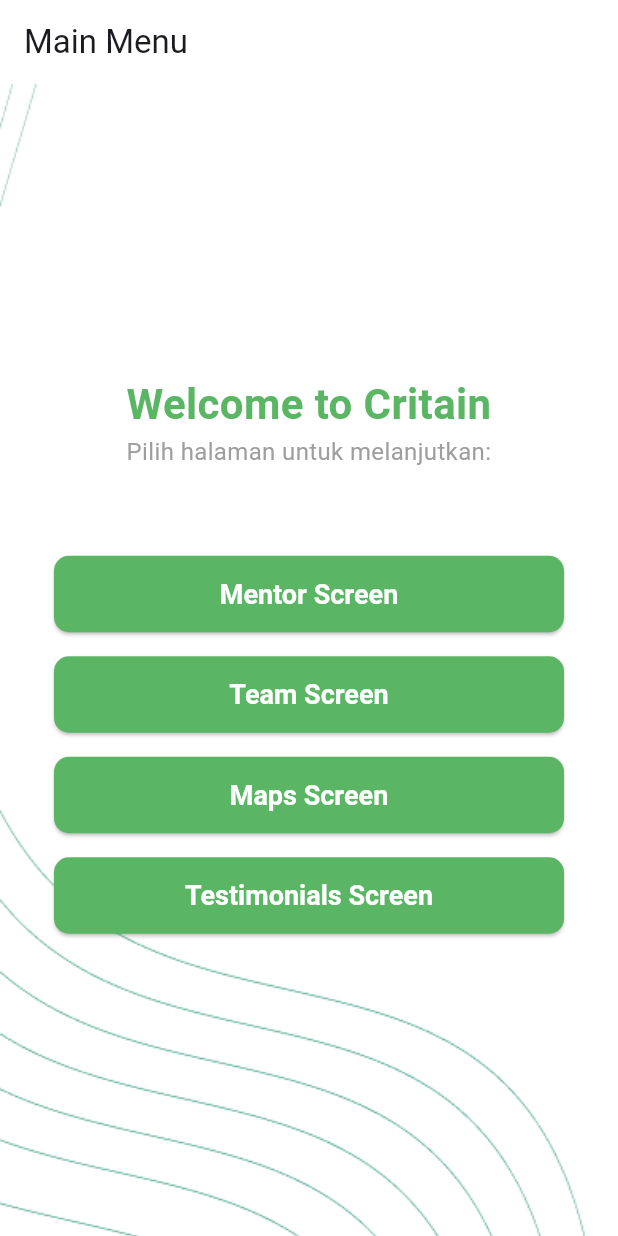
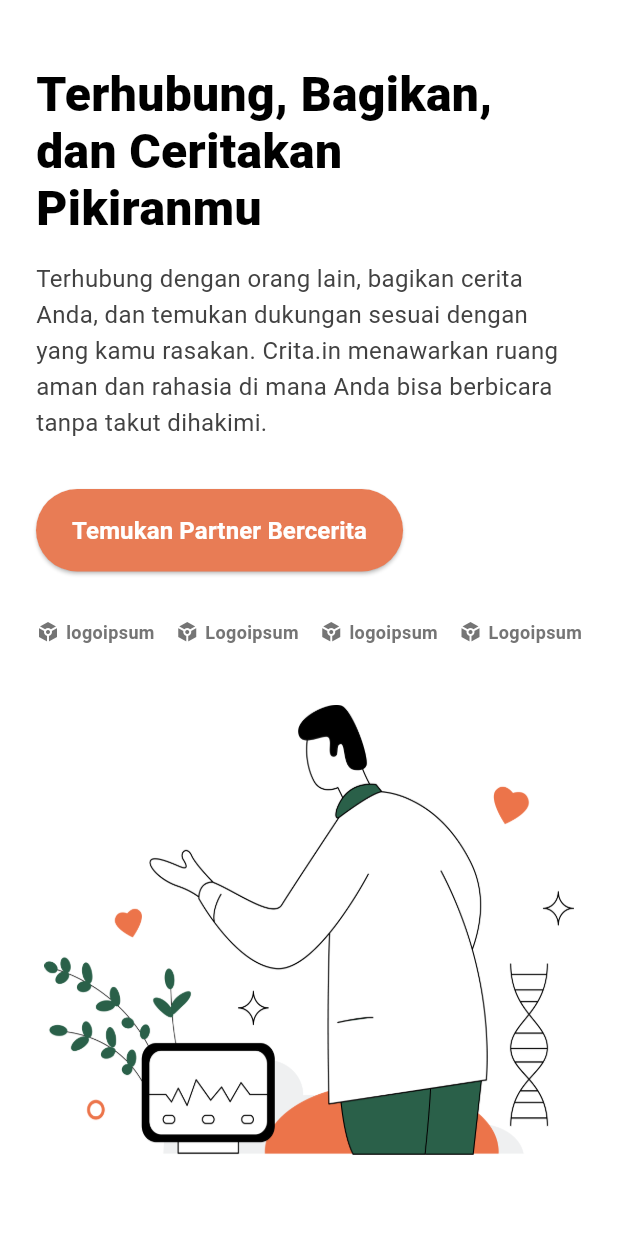
Before and after one commit to azharpratama/tekberkyunkyun-critain, a Flutter app: the screen it shows after launch, on a phone screen of 412 x 824 dp. Run offline on Flutter 3.47's test engine with Material 3 defaults, Android fonts, the light colour scheme and no system bars; our stand-ins replace flutter_dotenv, supabase_flutter; accounts and stored records are empty.

Commit message:
solve conflict 3

```diff
--- a/lib/main.dart
+++ b/lib/main.dart
@@ -1,11 +1,20 @@
 import 'package:flutter/material.dart';
 import 'package:supabase_flutter/supabase_flutter.dart';
 import 'package:flutter_dotenv/flutter_dotenv.dart';
+import 'package:flutter_web_plugins/url_strategy.dart';
 
+import 'screens/home-page.dart';
+import 'screens/perpustakaan-cerita.dart';
+import 'screens/dashboard.dart';
 import 'screens/home_screen.dart';
+import 'screens/mentor_screen.dart';
+import 'screens/team_screen.dart';
+import 'screens/maps_screen.dart';
+import 'screens/testimonials_screen.dart';
 
 void main() async {
   WidgetsFlutterBinding.ensureInitialized();
+  usePathUrlStrategy();
 
   await dotenv.load(fileName: ".env");
 
@@ -25,12 +34,23 @@
   @override
   Widget build(BuildContext context) {
     return MaterialApp(
-      title: 'Flutter Demo',
+      title: 'Ceritain',
+      debugShowCheckedModeBanner: false,
       theme: ThemeData(
         colorScheme: ColorScheme.fromSeed(seedColor: Colors.deepPurple),
         useMaterial3: true,
       ),
-      home: const HomeScreen(title: 'Main Menu'),
+      initialRoute: '/',
+      routes: {
+        '/': (context) => const HomePage(),
+        '/perpustakaan-cerita': (context) => const PerpustakaanCerita(),
+        '/dashboard': (context) => const DashboardScreen(title: 'Dashboard'),
+        '/home_screen': (context) => const HomeScreen(title: 'Home Screen'),
+        '/mentor_screen': (context) => const MentorScreen(),
+        '/team_screen': (context) => const TeamScreen(),
+        '/maps_screen': (context) => const MapsScreen(),
+        '/testimonials_screen': (context) => const TestimonialsScreen(),
+      },
     );
   }
 }
--- a/lib/screens/dashboard.dart
+++ b/lib/screens/dashboard.dart
@@ -5,8 +5,8 @@
 import 'maps_screen.dart';
 import 'testimonials_screen.dart';
 
-class HomeScreen extends StatelessWidget {
-  const HomeScreen({super.key, required this.title});
+class DashboardScreen extends StatelessWidget {
+  const DashboardScreen({super.key, required this.title});
   final String title;
 
   // Widget pembantu untuk membuat tombol navigasi
--- /dev/null
+++ b/lib/screens/home-page.dart
@@ -0,0 +1,173 @@
+import 'package:flutter/material.dart';
+
+class HomePage extends StatelessWidget {
+  const HomePage({super.key});
+
+  @override
+  Widget build(BuildContext context) {
+    return Scaffold(
+      backgroundColor: Colors.white,
+      body: SafeArea(
+        child: Center(
+          child: ConstrainedBox(
+            constraints: const BoxConstraints(maxWidth: 600),
+            child: SingleChildScrollView(
+              child: Column(
+                crossAxisAlignment: CrossAxisAlignment.start,
+                children: [
+                  Padding(
+                    padding: const EdgeInsets.all(24.0),
+                    child: Column(
+                      crossAxisAlignment: CrossAxisAlignment.start,
+                      children: [
+                        const SizedBox(height: 20),
+                        // Title
+                        const Text(
+                          'Terhubung, Bagikan,\ndan Ceritakan\nPikiranmu',
+                          style: TextStyle(
+                            fontSize: 32,
+                            fontWeight: FontWeight.w900,
+                            height: 1.2,
+                            color: Colors.black,
+                          ),
+                        ),
+                        const SizedBox(height: 16),
+
+                        // Description
+                        Text(
+                          'Terhubung dengan orang lain, bagikan cerita Anda, dan temukan dukungan sesuai dengan yang kamu rasakan. Crita.in menawarkan ruang aman dan rahasia di mana Anda bisa berbicara tanpa takut dihakimi.',
+                          style: TextStyle(
+                            fontSize: 16,
+                            color: Colors.grey[800],
+                            height: 1.5,
+                          ),
+                        ),
+                        const SizedBox(height: 32),
+
+                        // Button
+                        ElevatedButton(
+                          onPressed: () {
+                            Navigator.pushNamed(context, '/perpustakaan-cerita');
+                          },
+                          style: ElevatedButton.styleFrom(
+                            backgroundColor: const Color(0xFFE87C55), // Orange color
+                            foregroundColor: Colors.white,
+                            shape: RoundedRectangleBorder(
+                              borderRadius: BorderRadius.circular(30),
+                            ),
+                            padding: const EdgeInsets.symmetric(
+                                horizontal: 24, vertical: 16),
+                          ),
+                          child: const Text(
+                            'Temukan Partner Bercerita',
+                            style: TextStyle(
+                              fontSize: 16,
+                              fontWeight: FontWeight.bold,
+                            ),
+                          ),
+                        ),
+                        const SizedBox(height: 32),
+
+                        // Logos (Placeholder)
+                        Row(
+                          mainAxisAlignment: MainAxisAlignment.spaceBetween,
+                          children: [
+                            _buildLogoPlaceholder('logoipsum'),
+                            _buildLogoPlaceholder('Logoipsum'),
+                            _buildLogoPlaceholder('logoipsum'),
+                            _buildLogoPlaceholder('Logoipsum'),
+                          ],
+                        ),
+                        const SizedBox(height: 40),
+
+                        // Illustration
+                        Center(
+                          child: Image.asset(
+                            'assets/people-icon-pc.png',
+                            height: 300,
+                            fit: BoxFit.contain,
+                          ),
+                        ),
+                        const SizedBox(height: 40),
+                      ],
+                    ),
+                  ),
+
+                  // Green Section (Now part of scrollable content)
+                  Container(
+                    width: double.infinity,
+                    padding: const EdgeInsets.symmetric(vertical: 24, horizontal: 24),
+                    color: const Color(0xFF3A9D76), // Green color
+                    child: Row(
+                      mainAxisAlignment: MainAxisAlignment.center,
+                      children: [
+                        const Icon(Icons.mic_none_outlined,
+                            color: Colors.white, size: 32),
+                        const SizedBox(width: 12),
+                        const Text(
+                          'Memberdayakan Melalui Cerita!',
+                          style: TextStyle(
+                            color: Colors.white,
+                            fontSize: 16,
+                            fontWeight: FontWeight.bold,
+                          ),
+                        ),
+                        const SizedBox(width: 12),
+                        const Icon(Icons.mic_none_outlined,
+                            color: Colors.white, size: 32),
+                      ],
+                    ),
+                  ),
+
+                  // Landing Page Placeholder
+                  Container(
+                    height: 600,
+                    width: double.infinity,
+                    color: Colors.grey[100],
+                    child: Column(
+                      mainAxisAlignment: MainAxisAlignment.center,
+                      children: [
+                        Icon(Icons.web_asset, size: 64, color: Colors.grey[400]),
+                        const SizedBox(height: 16),
+                        Text(
+                          'Landing Page Content',
+                          style: TextStyle(
+                            fontSize: 20,
+                            fontWeight: FontWeight.bold,
+                            color: Colors.grey[600],
+                          ),
+                        ),
+                        const SizedBox(height: 8),
+                        Text(
+                          'Additional sections will go here',
+                          style: TextStyle(color: Colors.grey[500]),
+                        ),
+                      ],
+                    ),
+                  ),
+                ],
+              ),
+            ),
+          ),
+        ),
+      ),
+    );
+  }
+
+  Widget _buildLogoPlaceholder(String text) {
+    return Row(
+      children: [
+        Icon(Icons.token, size: 16, color: Colors.grey[600]),
+        const SizedBox(width: 4),
+        Text(
+          text,
+          style: TextStyle(
+            color: Colors.grey[600],
+            fontWeight: FontWeight.bold,
+            fontSize: 12,
+          ),
+        ),
+      ],
+    );
+  }
+}
```
Also changed, not shown: lib/screens/perpustakaan-cerita.dart (added, +177 -0 lines), assets/people-icon-pc.png (added), pubspec.lock.
